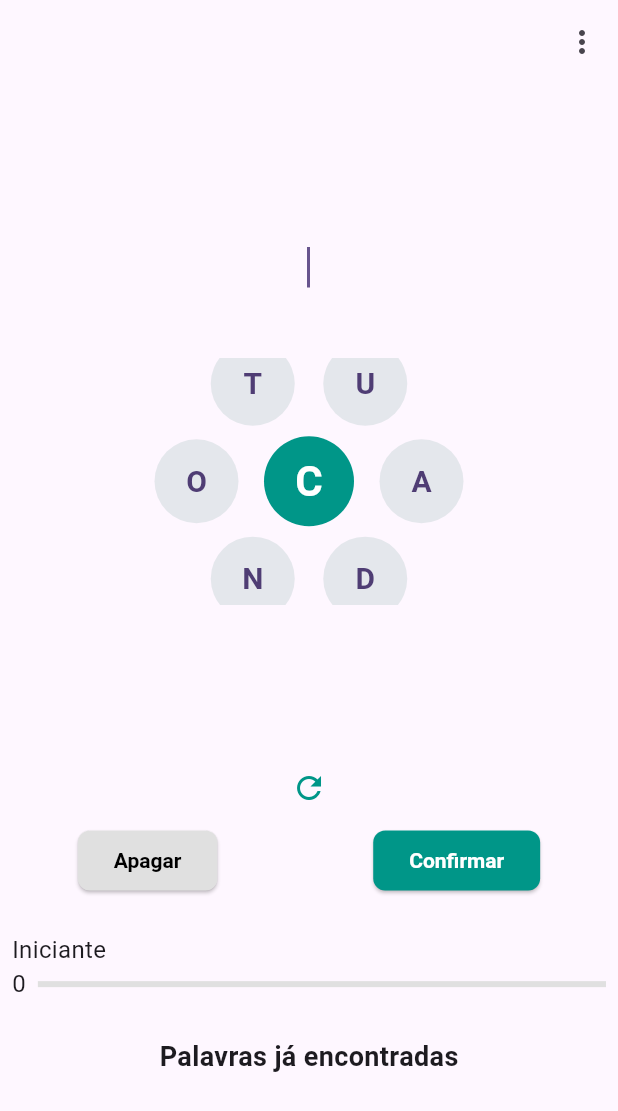
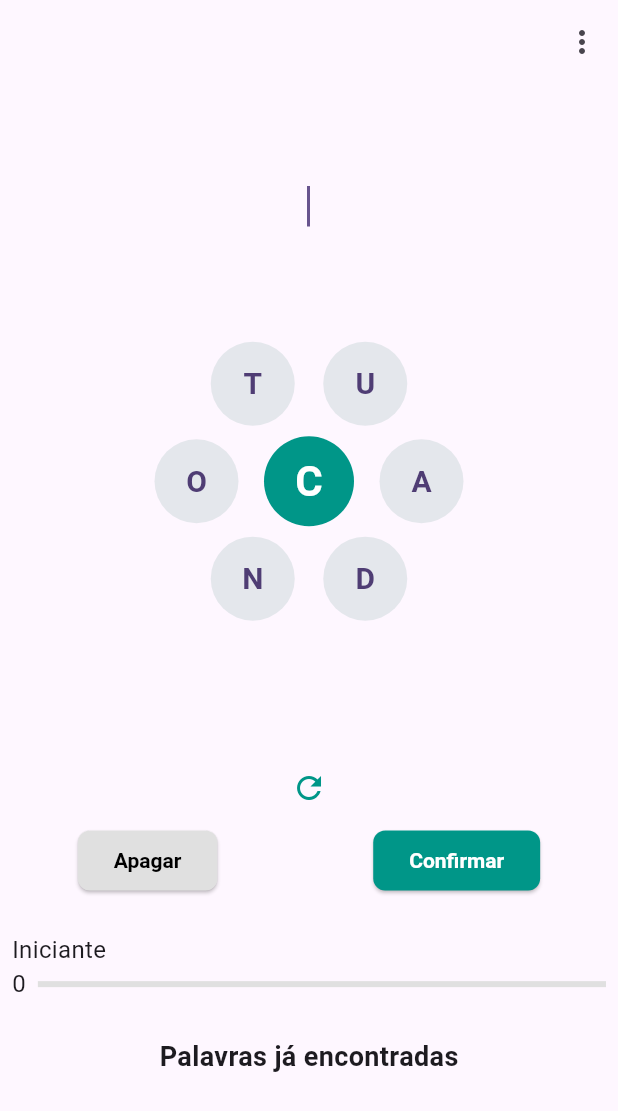
Before and after one commit to DouglasValerio/SoletraApp, a Flutter app: the screen it shows after launch, on a phone screen of 412 x 824 dp. Shown: the top 1111 px of the screen. Run offline on Flutter 3.47's test engine with Material 3 defaults, Android fonts, the phone set to English and light mode, and no system bars; our stand-ins replace bloc, dio, flutter_bloc, get_it, hive_flutter, toastification; missing offline and left inert: pubnub; accounts and stored records are empty; network calls fail.

Commit message:
update game ui sizing

```diff
--- a/lib/views/widgets/outer_letters_widget.dart
+++ b/lib/views/widgets/outer_letters_widget.dart
@@ -27,7 +27,7 @@ class OuterLettersWidget extends StatelessWidget {
 
         return Positioned(
           left: ((MediaQuery.sizeOf(context).width * 0.5) - avatarRadius) + dx,
-          top: ((MediaQuery.sizeOf(context).height * 0.1) - avatarRadius) + dy,
+          top: ((MediaQuery.sizeOf(context).height * 0.15) - avatarRadius) + dy,
           child: InkWell(
             customBorder: RoundedRectangleBorder(
               borderRadius: BorderRadius.circular(16),
--- a/lib/views/widgets/word_game_display_widget.dart
+++ b/lib/views/widgets/word_game_display_widget.dart
@@ -89,7 +89,7 @@ class WordGameDisplayWidget extends StatelessWidget {
                   crossAxisSpacing: 4,
                   mainAxisSpacing: 4,
                 ),
-                itemCount: words.length, // Adjust according to your word count
+                itemCount: words.length,
                 itemBuilder: (context, index) {
                   return Container(
                     height: 60,
--- a/lib/views/widgets/word_game_widget.dart
+++ b/lib/views/widgets/word_game_widget.dart
@@ -76,7 +76,7 @@ class _WordGameUIState extends State<WordGameUI> {
                   final centerLetter = state.lettersModel.centralLetter;
                   return SizedBox(
                     width: MediaQuery.sizeOf(context).width,
-                    height: MediaQuery.sizeOf(context).height * 0.2,
+                    height: MediaQuery.sizeOf(context).height * 0.3,
                     child: Stack(
                       alignment: Alignment.center,
                       children: [
```
Also changed, not shown: lib/views/widgets/found_words_widget.dart (+8 -6 lines).
